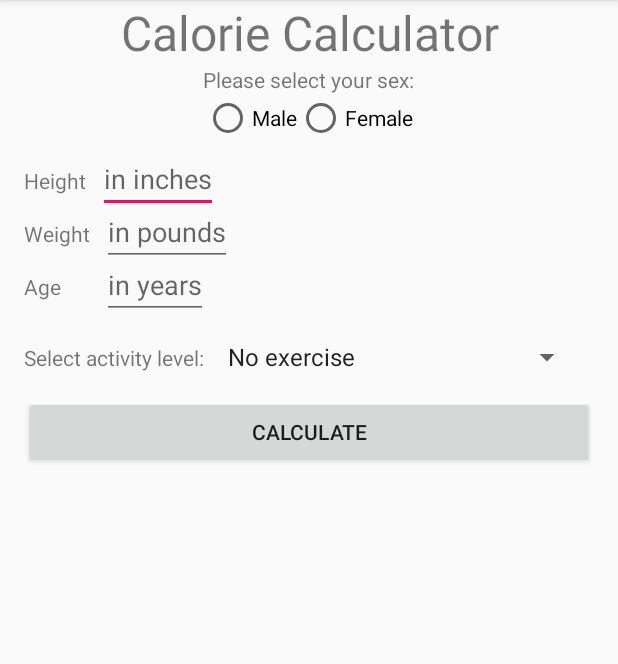
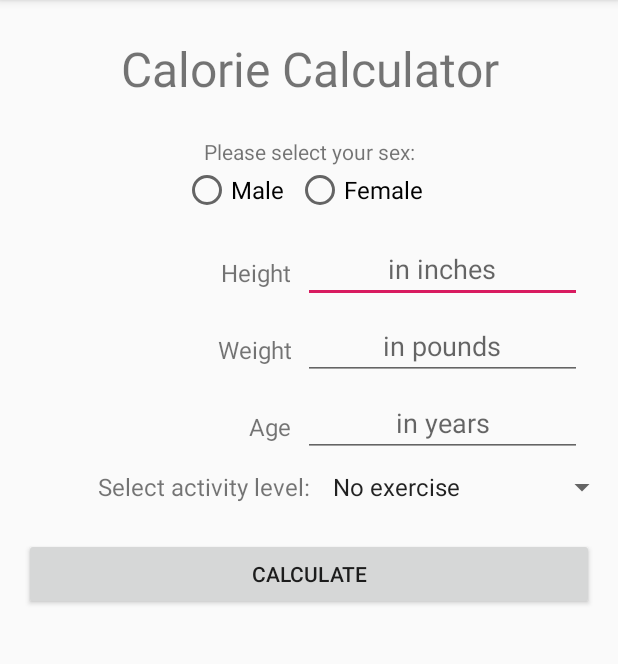
Before and after one commit to rmoli082/FitnessApp, an Android app: the screen it shows after launch (MainActivity), in the side drawer, after a tap on "Calorie Calculator", on a phone screen of 412 x 824 dp, the part 84-748 px from its top. Run offline under Robolectric (Android 15) with nearby library versions, the phone set to English and light mode, and no system bars; 1 statement that could not run was skipped.

Commit message:
Layouts adjusted and code cleaned of warnings where possible

```diff
--- a/app/build.gradle
+++ b/app/build.gradle
@@ -5,7 +5,7 @@ android {
     buildToolsVersion "29.0.3"
     defaultConfig {
         applicationId "com.morashstudios.fitnessapp"
-        minSdkVersion 17
+        minSdkVersion 19
         targetSdkVersion 29
         versionCode 1
         versionName "1.0"
--- a/app/src/main/java/com/morashstudios/fitnessapp/BodyIndexFragment.java
+++ b/app/src/main/java/com/morashstudios/fitnessapp/BodyIndexFragment.java
@@ -8,7 +8,6 @@ import android.view.View;
 import android.view.ViewGroup;
 import android.widget.Button;
 import android.widget.EditText;
-import android.widget.LinearLayout;
 import android.widget.TextView;
 import android.widget.Toast;
 
--- a/app/src/main/java/com/morashstudios/fitnessapp/MacroFragment.java
+++ b/app/src/main/java/com/morashstudios/fitnessapp/MacroFragment.java
@@ -77,6 +77,8 @@ public class MacroFragment extends Fragment {
                     return;
                 }
 
+                view.findViewById(R.id.macro_results_tab).setVisibility(View.VISIBLE);
+
                 mCalorieNeeds = Integer.parseInt(String.valueOf(calorieEntry.getText()));
                 TextView carbAmount = view.findViewById(R.id.macro_carb_result);
                 TextView proteinAmount = view.findViewById(R.id.macro_protein_result);
--- a/app/src/main/java/com/morashstudios/fitnessapp/MainActivity.java
+++ b/app/src/main/java/com/morashstudios/fitnessapp/MainActivity.java
@@ -14,11 +14,12 @@ import androidx.fragment.app.FragmentTransaction;
 
 import com.google.android.material.navigation.NavigationView;
 
+import java.util.Objects;
+
 public class MainActivity extends AppCompatActivity {
 
     private DrawerLayout dl;
     private ActionBarDrawerToggle t;
-    private NavigationView nv;
 
     @Override
     protected void onCreate(Bundle savedInstanceState) {
@@ -34,9 +35,9 @@ public class MainActivity extends AppCompatActivity {
         FragmentTransaction tx = getSupportFragmentManager().beginTransaction();
         tx.replace(R.id.contentFragment, new MainScreenFragment()).commit();
 
-        getSupportActionBar().setDisplayHomeAsUpEnabled(true);
+        Objects.requireNonNull(getSupportActionBar()).setDisplayHomeAsUpEnabled(true);
 
-        nv = findViewById(R.id.nv);
+        NavigationView nv = findViewById(R.id.nv);
         nv.setNavigationItemSelectedListener(new NavigationView.OnNavigationItemSelectedListener() {
             @Override
             public boolean onNavigationItemSelected(@NonNull MenuItem item) {
@@ -78,7 +79,7 @@ public class MainActivity extends AppCompatActivity {
     }
 
     @Override
-    public boolean onOptionsItemSelected(MenuItem item) {
+    public boolean onOptionsItemSelected(@NonNull MenuItem item) {
 
         if(t.onOptionsItemSelected(item))
             return true;
--- a/app/src/main/res/layout/fragment_calorie.xml
+++ b/app/src/main/res/layout/fragment_calorie.xml
@@ -1,164 +1,162 @@
 <?xml version="1.0" encoding="utf-8"?>
-<RelativeLayout xmlns:android="http://schemas.android.com/apk/res/android"
+<ScrollView xmlns:android="http://schemas.android.com/apk/res/android"
     xmlns:tools="http://schemas.android.com/tools"
     android:layout_width="match_parent"
     android:layout_height="match_parent"
     tools:context=".CalorieFragment">
 
+    <LinearLayout
+        android:layout_width="match_parent"
+        android:layout_height="wrap_content"
+        android:orientation="vertical">
+
         <TextView
             android:id="@+id/calorie_title"
+            style="@style/TitleText"
+            android:text="@string/calorie_calc" />
+
+        <TextView
+            android:id="@+id/calorie_gender_header"
             android:layout_width="match_parent"
             android:layout_height="wrap_content"
             android:gravity="center_horizontal"
-        android:text="@string/calorie_calc"
-        android:textSize="32sp" />
-
-    <TextView
-        android:id="@+id/calorie_gender_header"
-        android:layout_width="wrap_content"
-        android:layout_height="wrap_content"
-        android:layout_below="@id/calorie_title"
-        android:layout_centerHorizontal="true"
             android:text="@string/sex_header" />
 
         <RadioGroup
             android:id="@+id/calorie_gender_select"
-        android:layout_width="wrap_content"
+            android:layout_width="match_parent"
             android:layout_height="wrap_content"
-        android:layout_below="@id/calorie_gender_header"
-        android:layout_centerHorizontal="true"
+            android:gravity="center_horizontal"
             android:orientation="horizontal">
 
             <RadioButton
                 android:id="@+id/calorie_gender_male"
+                style="@style/RadioButtonCandy"
                 android:layout_width="wrap_content"
                 android:layout_height="wrap_content"
                 android:text="@string/male" />
 
             <RadioButton
                 android:id="@+id/calorie_gender_female"
+                style="@style/RadioButtonCandy"
                 android:layout_width="wrap_content"
                 android:layout_height="wrap_content"
                 android:text="@string/female" />
 
         </RadioGroup>
 
+        <LinearLayout
+            android:layout_width="match_parent"
+            android:layout_height="wrap_content"
+            android:orientation="horizontal">
+
             <TextView
                 android:id="@+id/calorie_height_header"
-        android:layout_width="wrap_content"
-        android:layout_height="wrap_content"
-        android:layout_below="@id/calorie_gender_select"
-        android:layout_marginStart="16dp"
-        android:layout_marginTop="16dp"
-        android:layout_marginEnd="8dp"
+                style="@style/HeaderText"
                 android:text="@string/height" />
 
             <EditText
                 android:id="@+id/calorie_height_entry"
-        android:layout_width="wrap_content"
-        android:layout_height="wrap_content"
-        android:layout_alignBaseline="@id/calorie_height_header"
-        android:layout_marginTop="8dp"
-        android:layout_toEndOf="@id/calorie_height_header"
+                style="@style/EntryText"
+                android:autofillHints="@string/hint"
                 android:hint="@string/hint"
                 android:inputType="numberDecimal" />
 
+        </LinearLayout>
+
+        <LinearLayout
+            android:layout_width="match_parent"
+            android:layout_height="wrap_content"
+            android:orientation="horizontal">
+
             <TextView
                 android:id="@+id/calorie_weight_header"
-        android:layout_width="wrap_content"
-        android:layout_height="wrap_content"
-        android:layout_below="@id/calorie_height_header"
-        android:layout_marginStart="16dp"
-        android:layout_marginTop="16dp"
-        android:layout_marginEnd="8dp"
+                style="@style/HeaderText"
                 android:text="@string/weight" />
 
             <EditText
                 android:id="@+id/calorie_weight_entry"
-        android:layout_width="wrap_content"
-        android:layout_height="wrap_content"
-        android:layout_below="@id/calorie_height_header"
-        android:layout_alignBaseline="@id/calorie_weight_header"
-        android:layout_marginTop="8dp"
-        android:layout_toEndOf="@id/calorie_weight_header"
+                style="@style/EntryText"
+                android:autofillHints="@string/hint_pounds"
                 android:hint="@string/hint_pounds"
                 android:inputType="numberDecimal" />
+        </LinearLayout>
+
+        <LinearLayout
+            android:layout_width="match_parent"
+            android:layout_height="wrap_content"
+            android:orientation="horizontal">
 
             <TextView
                 android:id="@+id/calorie_age_header"
-        android:layout_width="wrap_content"
-        android:layout_height="wrap_content"
-        android:layout_below="@id/calorie_weight_header"
-        android:layout_marginStart="16dp"
-        android:layout_marginTop="16dp"
-        android:layout_marginEnd="8dp"
+                style="@style/HeaderText"
                 android:text="@string/enter_age" />
 
             <EditText
                 android:id="@+id/calorie_age_entry"
-        android:layout_width="wrap_content"
-        android:layout_height="wrap_content"
-        android:layout_below="@id/calorie_weight_entry"
-        android:layout_alignBaseline="@id/calorie_age_header"
-        android:layout_alignStart="@id/calorie_weight_entry"
-        android:layout_marginTop="8dp"
-        android:layout_toEndOf="@id/calorie_age_header"
+                style="@style/EntryText"
+                android:autofillHints="@string/hint_year"
                 android:hint="@string/hint_year"
                 android:inputType="numberDecimal" />
 
+        </LinearLayout>
+
+        <LinearLayout
+            android:layout_width="match_parent"
+            android:layout_height="wrap_content"
+            android:orientation="horizontal">
+
             <TextView
                 android:id="@+id/calorie_activity_header"
-        android:layout_width="wrap_content"
-        android:layout_height="wrap_content"
-        android:layout_below="@id/calorie_age_entry"
-        android:text="@string/activity_header"
-        android:layout_marginStart="16dp"
-        android:layout_marginTop="16dp"
-        android:layout_marginEnd="8dp"/>
+                style="@style/HeaderText"
+                android:text="@string/activity_header" />
 
             <Spinner
                 android:id="@+id/calorie_activity_select"
-        android:layout_width="wrap_content"
+                android:layout_width="0dp"
                 android:layout_height="wrap_content"
-        android:layout_below="@id/calorie_age_entry"
-        android:layout_toEndOf="@id/calorie_activity_header"
-        android:entries="@array/calories_activity_level_entries"
                 android:layout_marginTop="8dp"
-        android:layout_alignBaseline="@id/calorie_activity_header"/>
+                android:layout_weight="1"
+                android:entries="@array/calories_activity_level_entries" />
+
+        </LinearLayout>
 
         <Button
             android:id="@+id/calculate_calories_button"
             android:layout_width="match_parent"
             android:layout_height="wrap_content"
-        android:layout_below="@id/calorie_activity_header"
             android:layout_margin="16dp"
-        android:text="@string/calculate"/>
+            android:text="@string/calculate" />
 
-    <RelativeLayout
+        <LinearLayout
             android:id="@+id/calorie_results_tab"
             android:layout_width="match_parent"
             android:layout_height="wrap_content"
-        android:layout_below="@id/calculate_calories_button"
-        android:visibility="gone" >
+            android:orientation="vertical"
+            android:visibility="gone">
+
+            <LinearLayout
+                android:layout_width="match_parent"
+                android:layout_height="wrap_content"
+                android:orientation="horizontal">
 
                 <TextView
                     android:id="@+id/calories_needed_header"
-            android:layout_width="wrap_content"
-            android:layout_height="wrap_content"
-            android:text="@string/calories_needed"/>
+                    style="@style/ResultsHeader"
+                    android:text="@string/calories_needed" />
 
                 <TextView
                     android:id="@+id/calorie_results"
-            android:layout_width="wrap_content"
-            android:layout_height="wrap_content"
-            android:layout_toEndOf="@id/calories_needed_header"/>
+                    style="@style/ResultsText" />
+
+            </LinearLayout>
 
             <TextView
-            android:layout_width="match_parent"
-            android:layout_height="match_parent"
-            android:layout_below="@id/calories_needed_header"
+                style="@style/HeaderText"
                 android:text="@string/lose_or_gain_text" />
 
-    </RelativeLayout>
+        </LinearLayout>
 
-</RelativeLayout>
+    </LinearLayout>
+
+</ScrollView>
--- a/app/src/main/res/values/strings.xml
+++ b/app/src/main/res/values/strings.xml
@@ -50,10 +50,10 @@
     <string name="activity_header">Select activity level:</string>
     <string name="activity_select">Click to select</string>
     <string name="activity_sedentary">No exercise</string>
-    <string name="activity_light">Exercise 1-3 days</string>
-    <string name="activity_moderate">Exercise 2-4 days</string>
-    <string name="activity_intense">Intense Exercise 2-4 days</string>
-    <string name="activity_very_intense">Intense Exercise 5-7 days</string>
+    <string name="activity_light">Exercise 1–3 days</string>
+    <string name="activity_moderate">Exercise 2–4 days</string>
+    <string name="activity_intense">Intense Exercise 2–4 days</string>
+    <string name="activity_very_intense">Intense Exercise 5–7 days</string>
     <string name="activity_sedentary_value">sedentary</string>
     <string name="activity_light_value">light</string>
     <string name="activity_moderate_value">moderate</string>
--- a/app/src/main/res/values/styles.xml
+++ b/app/src/main/res/values/styles.xml
@@ -8,7 +8,7 @@
         <item name="colorAccent">@color/colorAccent</item>
     </style>
 
-    <style name="EntryText">
+    <style name="HeaderText">
         <item name="android:textSize">16sp</item>
         <item name="android:layout_margin">8dp</item>
         <item name = "android:layout_width">0dp</item>
@@ -17,7 +17,7 @@
         <item name="android:gravity">end</item>
     </style>
 
-    <style name="InputBox">
+    <style name="EntryText">
         <item name="android:layout_width">0dp</item>
         <item name="android:layout_height">wrap_content</item>
         <item name="android:layout_weight">1</item>
@@ -26,11 +26,20 @@
         <item name="android:gravity">center_horizontal</item>
     </style>
 
-    <style name="ResultsHeaderText" parent="EntryText">
+    <style name="TitleText">
+        <item name="android:layout_width">match_parent</item>
+        <item name="android:layout_height">wrap_content</item>
+        <item name="android:textSize">32sp</item>
+        <item name="android:layout_marginTop">24dp</item>
+        <item name="android:layout_marginBottom">24dp</item>
+        <item name="android:gravity">center_horizontal</item>
+    </style>
+
+    <style name="ResultsHeader" parent="HeaderText">
         <item name="android:textSize">20sp</item>
     </style>
 
-    <style name="ResultsResultText" parent="ResultsHeaderText">
+    <style name="ResultsText" parent="ResultsHeader">
         <item name="android:gravity">center_horizontal</item>
     </style>
 
```
Also changed, not shown: app/src/main/res/layout/fragment_bodyfat.xml (+19 -22 lines), app/src/main/res/layout/fragment_bodyindex.xml (+41 -40 lines), app/src/main/res/layout/fragment_macro.xml (+62 -40 lines). Lines whose indentation alone changed are shown as unchanged.
